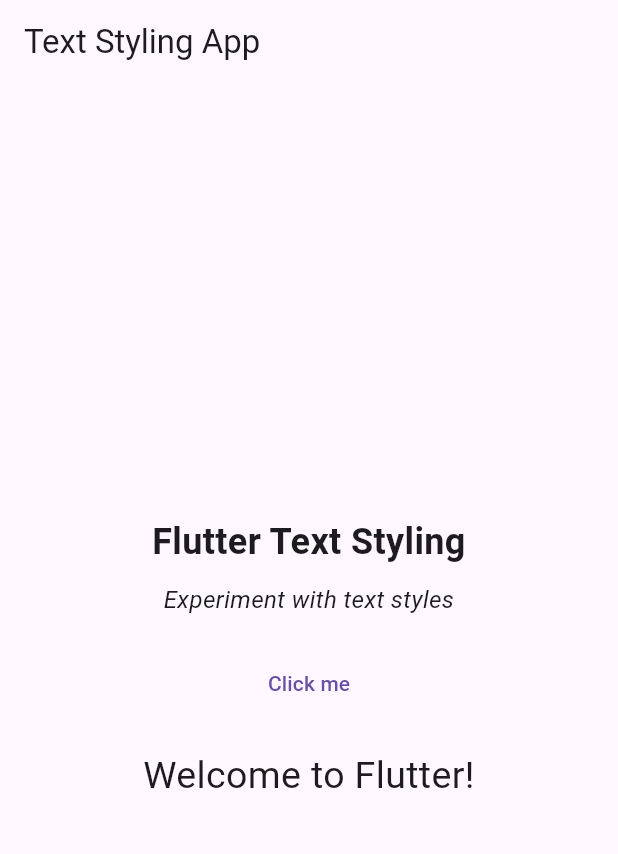
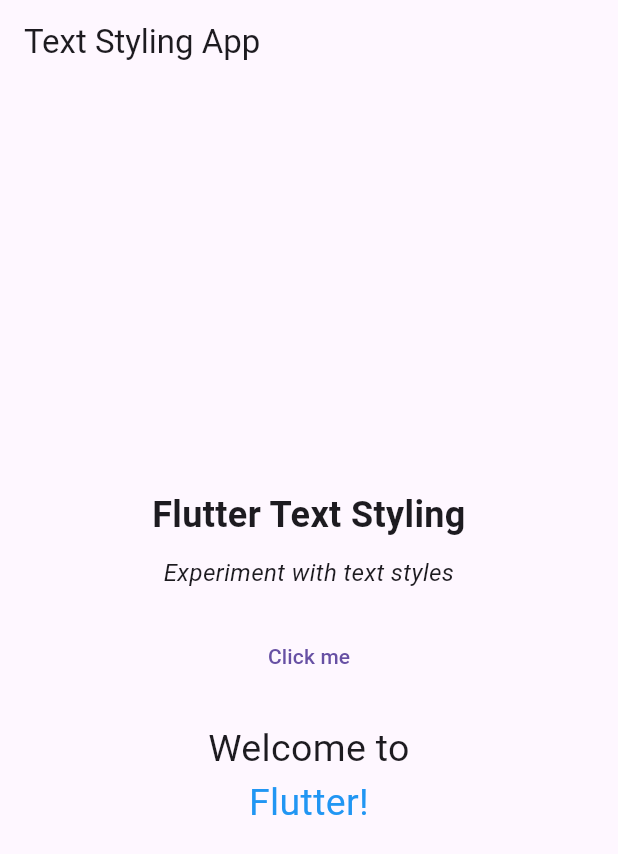
Before and after one commit to aminulislam1237/textshowingapp, a Flutter app: the screen it shows after launch, on a phone screen of 412 x 824 dp. Shown: the top 854 px of the screen. Run offline on Flutter 3.47's test engine with Material 3 defaults, Android fonts, the phone set to English and light mode, and no system bars.

Commit message:
nothing change!

```diff
--- a/lib/main.dart
+++ b/lib/main.dart
@@ -46,9 +46,18 @@ class MyApp extends StatelessWidget {
               ),
               SizedBox(height: 20),
               Text(
-                'Welcome to Flutter!',
+                'Welcome to ',
                 style: TextStyle(
                   fontSize: 25,
+                  fontWeight: FontWeight.normal,
+                ),
+                textAlign: TextAlign.center,
+              ),
+              Text(
+                'Flutter!',
+                style: TextStyle(
+                  fontSize: 25,
+                  color: Colors.blue,
                   fontWeight: FontWeight.normal,
                 ),
                 textAlign: TextAlign.center,
```
